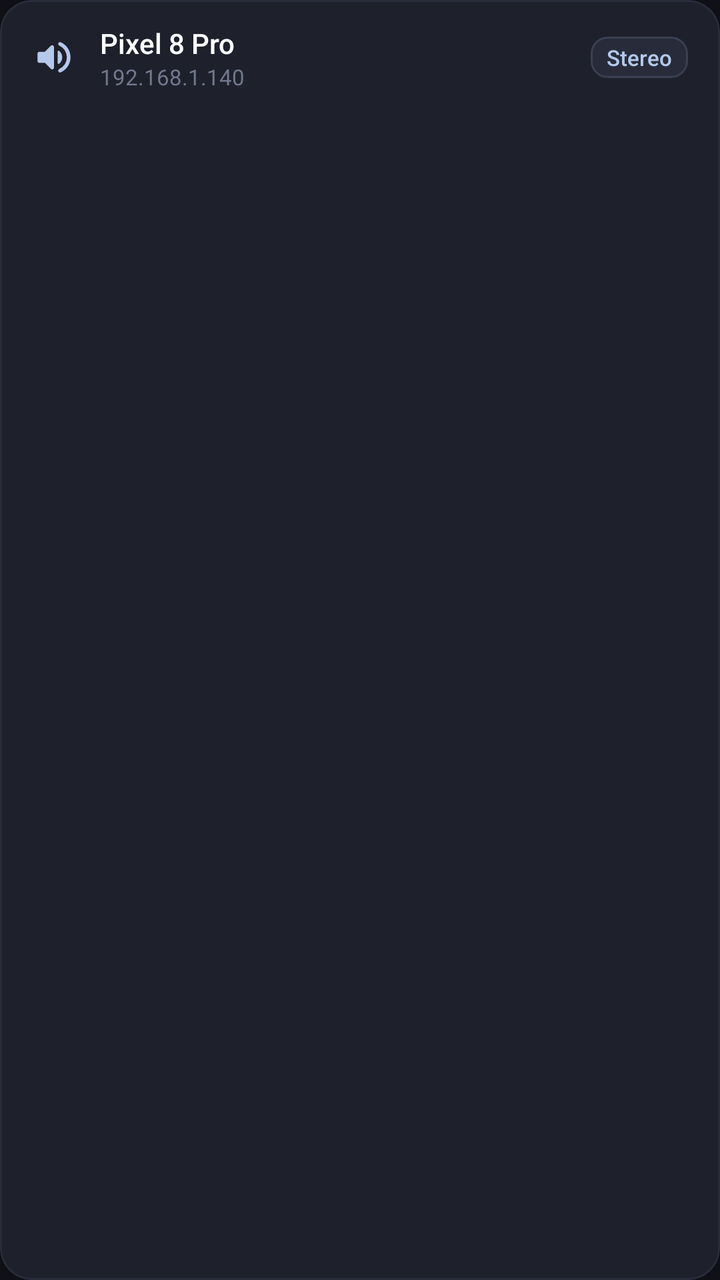
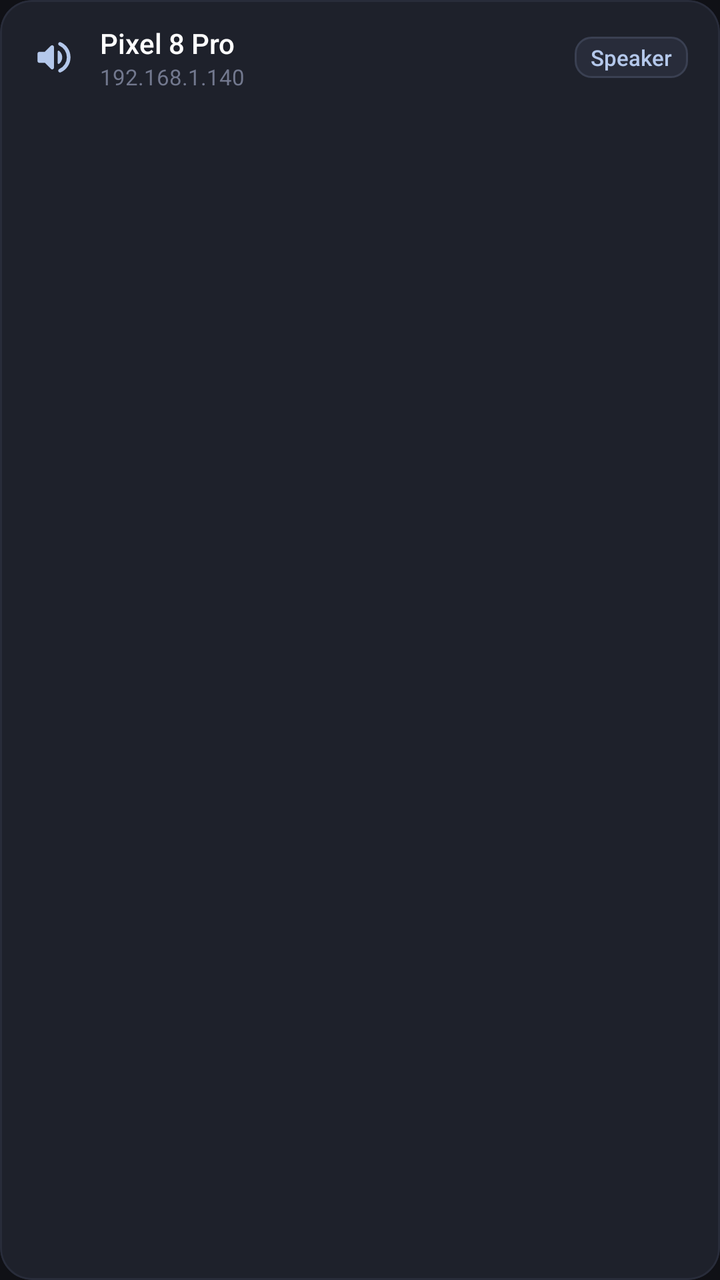

An Android layout rendered at two revisions. The XML below is the earlier revision; the diff shows what the commit changed to produce the second picture.
<!-- AndroidManifest.xml: application theme Theme.Omniplay -->
<!-- res/layout/item_connected_speaker.xml -->
<?xml version="1.0" encoding="utf-8"?>
<com.google.android.material.card.MaterialCardView xmlns:android="http://schemas.android.com/apk/res/android"
    xmlns:app="http://schemas.android.com/apk/res-auto"
    android:layout_width="match_parent"
    android:layout_height="wrap_content"
    android:layout_marginTop="8dp"
    app:cardBackgroundColor="@color/surface_container"
    app:cardCornerRadius="16dp"
    app:cardElevation="0dp"
    app:strokeColor="@color/surface_container_high"
    app:strokeWidth="1dp">

    <LinearLayout
        android:layout_width="match_parent"
        android:layout_height="wrap_content"
        android:gravity="center_vertical"
        android:orientation="horizontal"
        android:paddingStart="16dp"
        android:paddingTop="12dp"
        android:paddingEnd="16dp"
        android:paddingBottom="12dp">

        <ImageView
            android:layout_width="22dp"
            android:layout_height="22dp"
            android:src="@drawable/ic_volume_up"
            app:tint="@color/primary_accent" />

        <LinearLayout
            android:layout_width="0dp"
            android:layout_height="wrap_content"
            android:layout_marginStart="12dp"
            android:layout_weight="1"
            android:orientation="vertical">

            <TextView
                android:id="@+id/speaker_name_text"
                android:layout_width="wrap_content"
                android:layout_height="wrap_content"
                android:fontFamily="sans-serif-medium"
                android:text="Pixel 8 Pro"
                android:textColor="@color/text_primary"
                android:textSize="14sp" />

            <TextView
                android:id="@+id/speaker_ip_text"
                android:layout_width="wrap_content"
                android:layout_height="wrap_content"
                android:text="192.168.1.140"
                android:textColor="@color/text_tertiary"
                android:textSize="11sp" />
        </LinearLayout>

        <TextView
            android:id="@+id/speaker_channel_badge"
            android:layout_width="wrap_content"
            android:layout_height="wrap_content"
            android:background="@drawable/bg_badge_material_you"
            android:fontFamily="sans-serif-medium"
            android:paddingStart="8dp"
            android:paddingTop="3dp"
            android:paddingEnd="8dp"
            android:paddingBottom="3dp"
            android:text="Stereo"
            android:textColor="@color/primary_accent"
            android:textSize="11sp" />
    </LinearLayout>
</com.google.android.material.card.MaterialCardView>
<!-- resources referenced by this layout -->
<resources>
  <color name="primary_accent">#B4C8EB</color>
  <color name="surface_container">#1E212B</color>
  <color name="surface_container_high">#282C3A</color>
  <color name="text_primary">#FFFFFF</color>
  <color name="text_tertiary">#72788E</color>
  <!-- drawable bg_badge_material_you (drawable) -->
  <?xml version="1.0" encoding="utf-8"?>
  <shape xmlns:android="http://schemas.android.com/apk/res/android"
      android:shape="rectangle">
      <corners android:radius="8dp" />
      <solid android:color="@color/surface_container_high" />
      <stroke
          android:width="1dp"
          android:color="#3A4052" />
  </shape>
  <!-- drawable ic_volume_up (drawable) -->
  <vector xmlns:android="http://schemas.android.com/apk/res/android"
      android:width="24dp"
      android:height="24dp"
      android:viewportWidth="960"
      android:viewportHeight="960">
      <path
          android:fillColor="#FFFFFFFF"
          android:pathData="M760,479Q760,396 716,327.5Q672,259 598,225Q583,218 576,203.5Q569,189 574,174Q580,158 595.5,151Q611,144 627,151Q724,194 782,282.5Q840,371 840,479Q840,587 782,675.5Q724,764 627,807Q611,814 595.5,807Q580,800 574,784Q569,769 576,754.5Q583,740 598,733Q672,699 716,630.5Q760,562 760,479ZM280,600L160,600Q143,600 131.5,588.5Q120,577 120,560L120,400Q120,383 131.5,371.5Q143,360 160,360L280,360L412,228Q431,209 455.5,219.5Q480,230 480,257L480,703Q480,730 455.5,740.5Q431,751 412,732L280,600ZM660,480Q660,522 641,559.5Q622,597 591,621Q581,627 570.5,621.5Q560,616 560,604L560,354Q560,342 570.5,336.5Q581,331 591,337Q622,362 641,400Q660,438 660,480Z" />
  </vector>
  <style name="Theme.Omniplay" parent="Theme.Material3.Dark.NoActionBar">
          <item name="colorPrimary">@color/primary_accent</item>
          <item name="colorOnPrimary">@color/on_primary</item>
          <item name="android:windowBackground">@color/background_dark</item>
          <item name="colorSurface">@color/surface_dark</item>
          <item name="colorSurfaceContainer">@color/surface_container</item>
          <item name="android:statusBarColor">@color/status_bar_color</item>
          <item name="android:navigationBarColor">@color/navigation_bar_color</item>
          <item name="android:windowLightStatusBar" tools:targetApi="m">false</item>
          <item name="android:windowLightNavigationBar" tools:targetApi="o_mr1">false</item>
      </style>
  <color name="on_primary">#101A2C</color>
  <color name="background_dark">#101116</color>
  <color name="surface_dark">#161820</color>
  <color name="status_bar_color">#101116</color>
  <color name="navigation_bar_color">#101116</color>
</resources>

<!-- the commit's change to res/layout/item_connected_speaker.xml (unified diff, before → after) -->
@@ -61,7 +61,7 @@
             android:paddingTop="3dp"
             android:paddingEnd="8dp"
             android:paddingBottom="3dp"
-            android:text="Stereo"
+            android:text="Speaker"
             android:textColor="@color/primary_accent"
             android:textSize="11sp" />
     </LinearLayout>
